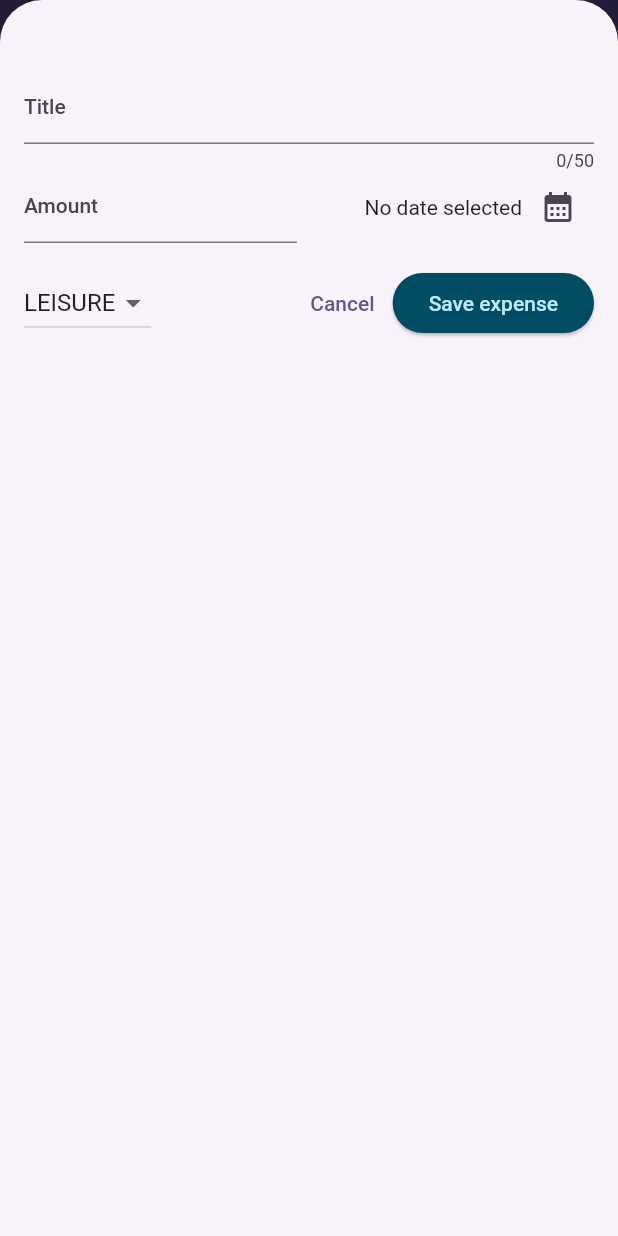
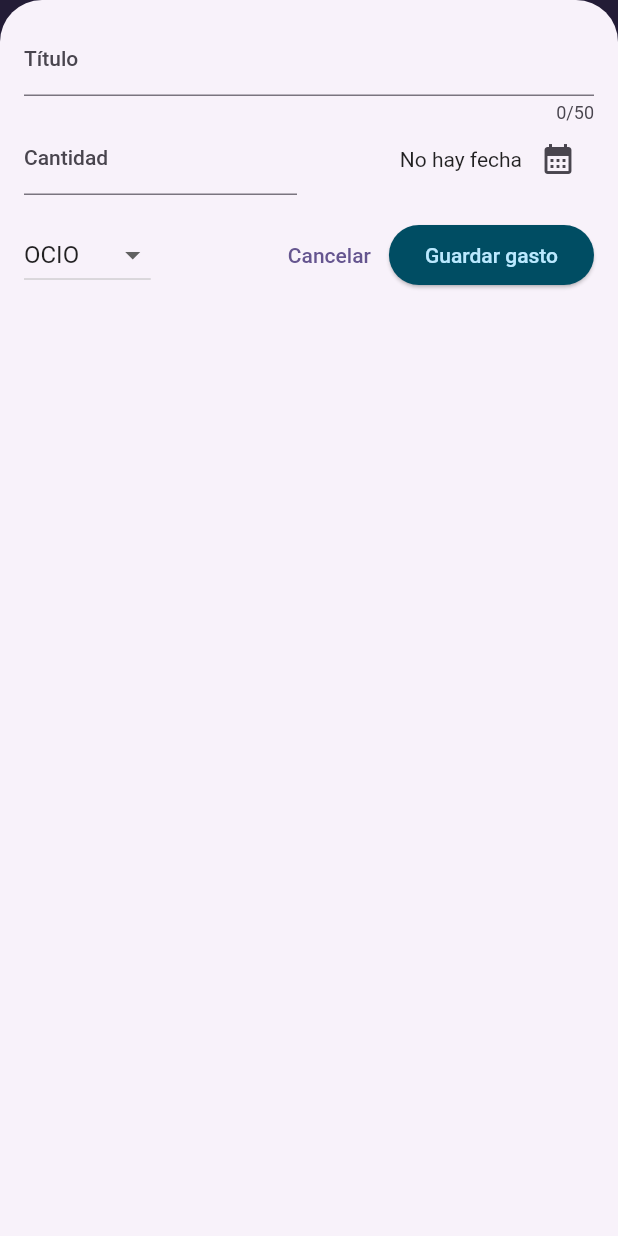
Before and after one commit to gestionarlaweb/Expenses, a Flutter app: the screen it shows after launch, after a tap on the "add" icon, on a phone screen of 412 x 824 dp. Run offline on Flutter 3.47's test engine with Material 2 defaults, Android fonts, the phone set to English and light mode, and no system bars.

Commit message:
Mejoras finales

```diff
--- a/lib/main.dart
+++ b/lib/main.dart
@@ -1,4 +1,6 @@
 import 'package:flutter/material.dart';
+// import 'package:flutter/services.dart';
+
 import 'widgets/expenses.dart';
 
 var kColorScheme = ColorScheme.fromSeed(
@@ -11,8 +13,13 @@ var kDarkColorScheme = ColorScheme.fromSeed(
 );
 
 void main() {
+  // WidgetsFlutterBinding.ensureInitialized();
+  // SystemChrome.setPreferredOrientations([
+  //   DeviceOrientation.portraitUp,
+  // ]).then((fn) {
   runApp(
     MaterialApp(
+      debugShowCheckedModeBanner: false,
       darkTheme: ThemeData.dark().copyWith(
         useMaterial3: true,
         colorScheme: kDarkColorScheme,
@@ -56,4 +63,5 @@ void main() {
       home: const Expenses(),
     ),
   );
+  // });
 }
--- a/lib/models/expense.dart
+++ b/lib/models/expense.dart
@@ -5,13 +5,13 @@ import 'package:intl/intl.dart';
 final formatter = DateFormat.yMMMd();
 const uuid = Uuid();
 
-enum Category { food, travel, leisure, work }
+enum Category { comida, varios, ocio, casa }
 
 const categoryIcons = {
-  Category.food: Icons.lunch_dining,
-  Category.travel: Icons.flight_takeoff,
-  Category.leisure: Icons.movie,
-  Category.work: Icons.work,
+  Category.comida: Icons.lunch_dining,
+  Category.varios: Icons.badge,
+  Category.ocio: Icons.movie,
+  Category.casa: Icons.work,
 };
 
 class Expense {
--- a/lib/widgets/chart/chart.dart
+++ b/lib/widgets/chart/chart.dart
@@ -10,10 +10,10 @@ class Chart extends StatelessWidget {
 
   List<ExpenseBucket> get buckets {
     return [
-      ExpenseBucket.forCategory(expenses, Category.food),
-      ExpenseBucket.forCategory(expenses, Category.leisure),
-      ExpenseBucket.forCategory(expenses, Category.travel),
-      ExpenseBucket.forCategory(expenses, Category.work),
+      ExpenseBucket.forCategory(expenses, Category.comida),
+      ExpenseBucket.forCategory(expenses, Category.varios),
+      ExpenseBucket.forCategory(expenses, Category.ocio),
+      ExpenseBucket.forCategory(expenses, Category.casa),
     ];
   }
 
--- a/lib/widgets/expenses.dart
+++ b/lib/widgets/expenses.dart
@@ -15,27 +15,28 @@ class Expenses extends StatefulWidget {
 class _ExpensesState extends State<Expenses> {
   final List<Expense> _registeredExpenses = [
     Expense(
-      title: 'Curs Flutter',
-      amount: 19.99,
+      title: 'Casa',
+      amount: 100.00,
       date: DateTime.now(),
-      category: Category.work,
+      category: Category.casa,
     ),
     Expense(
-      title: 'Cine',
-      amount: 12.00,
+      title: 'Ocio',
+      amount: 100.00,
       date: DateTime.now(),
-      category: Category.leisure,
+      category: Category.ocio,
     ),
     Expense(
-      title: 'Menjar',
-      amount: 119.99,
+      title: 'Alimentación',
+      amount: 800.00,
       date: DateTime.now(),
-      category: Category.food,
+      category: Category.comida,
     ),
   ];
 
   void _openAddExpenseOverlay() {
     showModalBottomSheet(
+      useSafeArea: true, // Impotant perque no agafi l'area de la cámara
       isScrollControlled: true,
       context: context,
       builder: (ctx) => NewExpense(onAddExpense: _addExpense),
@@ -73,8 +74,13 @@ class _ExpensesState extends State<Expenses> {
 
   @override
   Widget build(BuildContext context) {
+    // print(MediaQuery.of(context).size.width); // vertical  392.72727272727275   - horizontal 801
+    // print(MediaQuery.of(context).size.height); // vertical  826.9090909090909   - horizontal 368
+
+    final width = MediaQuery.of(context).size.width;
+
     Widget mainContent = const Center(
-      child: Text('No hay gastos. Crea una lista de gastos !'),
+      child: Text('No hay gastos !'),
     );
 
     if (_registeredExpenses.isNotEmpty) {
@@ -94,14 +100,23 @@ class _ExpensesState extends State<Expenses> {
           ),
         ],
       ),
-      body: Column(
+      body: width < 600
+        ? Column(
             children: [
               Chart(expenses: _registeredExpenses),
               Expanded(
                 child: mainContent,
               ),
             ],
+          )
+        : Row(children: [
+            Expanded(
+              child: Chart(expenses: _registeredExpenses),
             ),
+            Expanded(
+              child: mainContent,
+            ),
+          ]),
     );
   }
 }
--- a/lib/widgets/new_expense.dart
+++ b/lib/widgets/new_expense.dart
@@ -1,3 +1,6 @@
+import 'dart:io';
+
+import 'package:flutter/cupertino.dart';
 import 'package:flutter/material.dart';
 import 'package:expense_tracker/models/expense.dart';
 
@@ -14,7 +17,7 @@ class _NewExpenseState extends State<NewExpense> {
   final _titleController = TextEditingController();
   final _amountController = TextEditingController();
   DateTime? _selectedDate;
-  Category _selectedCategory = Category.leisure;
+  Category _selectedCategory = Category.ocio;
 
   void _presentDatePicker() async {
     final now = DateTime.now();
@@ -31,13 +34,25 @@ class _NewExpenseState extends State<NewExpense> {
     });
   }
 
-  void _submitExpenseData() {
-    final enteredAmount = double.tryParse(_amountController.text);
-    final amountIsValid = enteredAmount == null || enteredAmount <= 0;
-    if (_titleController.text.trim().isEmpty ||
-        amountIsValid ||
-        _selectedDate == null) {
-      // error message
+  void _showDialog() {
+    // Saber si es plataforma iOS
+    if(Platform.isIOS){
+      showCupertinoDialog(
+        context: context,
+        builder: (ctx) => CupertinoAlertDialog(
+        title: const Text('Error de entrada datos'),
+        content: const Text('Formato invalido o faltan datos !'),
+        actions: [
+          TextButton(
+            onPressed: () {
+              Navigator.pop(ctx);
+            },
+            child: const Text('Perfecto !'),
+          ),
+        ],
+      ));
+    }
+    else {
       showDialog(
         context: context,
         builder: (ctx) => AlertDialog(
@@ -48,11 +63,23 @@ class _NewExpenseState extends State<NewExpense> {
               onPressed: () {
                 Navigator.pop(ctx);
               },
-              child: const Text('Okay'),
+              child: const Text('Perfecto !'),
             ),
           ],
         ),
       );
+    }
+  }
+
+  void _submitExpenseData() {
+    final enteredAmount = double.tryParse(_amountController.text);
+    final amountIsValid = enteredAmount == null || enteredAmount <= 0;
+    if (_titleController.text.trim().isEmpty ||
+        amountIsValid ||
+        _selectedDate == null) {
+      // error message
+      _showDialog();
+
       return;
     }
     widget.onAddExpense(
@@ -76,17 +103,96 @@ class _NewExpenseState extends State<NewExpense> {
 
   @override
   Widget build(BuildContext context) {
-    return Padding(
-      padding: const EdgeInsets.fromLTRB(16, 48, 16, 16),
+    final keyboardSpace = MediaQuery.of(context).viewInsets.bottom;
+    return LayoutBuilder(builder: (ctx, constraints) {
+      final width = constraints.maxWidth;
+
+      return SizedBox(
+        height: double.infinity,
+        child: SingleChildScrollView(
+          child: Padding(
+            padding: EdgeInsets.fromLTRB(16, 16, 16, keyboardSpace + 16),
             child: Column(
               children: [
+                if (width >= 600)
+                  Row(
+                    crossAxisAlignment: CrossAxisAlignment.start,
+                    children: [
+                      Expanded(
+                        child: TextField(
+                          controller: _titleController,
+                          maxLength: 50,
+                          decoration: const InputDecoration(
+                            label: Text('Título'),
+                          ),
+                        ),
+                      ),
+                      const SizedBox(width: 24),
+                      Expanded(
+                        child: TextField(
+                          controller: _amountController,
+                          keyboardType: TextInputType.number,
+                          decoration: const InputDecoration(
+                            prefixText: '\€ ',
+                            label: Text('Cantidad'),
+                          ),
+                        ),
+                      ),
+                    ],
+                  )
+                else
                   TextField(
                     controller: _titleController,
                     maxLength: 50,
                     decoration: const InputDecoration(
-              label: Text('Title'),
+                      label: Text('Título'),
                     ),
                   ),
+                if (width >= 600)
+                  Row(children: [
+                    DropdownButton(
+                      value: _selectedCategory,
+                      items: Category.values
+                          .map(
+                            (category) => DropdownMenuItem(
+                              value: category,
+                              child: Text(
+                                category.name.toUpperCase(),
+                              ),
+                            ),
+                          )
+                          .toList(),
+                      onChanged: (value) {
+                        if (value == null) {
+                          return;
+                        }
+                        setState(() {
+                          _selectedCategory = value;
+                        });
+                      },
+                    ),
+                    const SizedBox(width: 24),
+                    Expanded(
+                      child: Row(
+                        mainAxisAlignment: MainAxisAlignment.end,
+                        crossAxisAlignment: CrossAxisAlignment.center,
+                        children: [
+                          Text(
+                            _selectedDate == null
+                                ? 'No hay fecha'
+                                : formatter.format(_selectedDate!),
+                          ),
+                          IconButton(
+                            onPressed: _presentDatePicker,
+                            icon: const Icon(
+                              Icons.calendar_month,
+                            ),
+                          ),
+                        ],
+                      ),
+                    ),
+                  ])
+                else
                   Row(
                     children: [
                       Expanded(
@@ -95,7 +201,7 @@ class _NewExpenseState extends State<NewExpense> {
                           keyboardType: TextInputType.number,
                           decoration: const InputDecoration(
                             prefixText: '\€ ',
-                    label: Text('Amount'),
+                            label: Text('Cantidad'),
                           ),
                         ),
                       ),
@@ -107,7 +213,7 @@ class _NewExpenseState extends State<NewExpense> {
                           children: [
                             Text(
                               _selectedDate == null
-                          ? 'No date selected'
+                                  ? 'No hay fecha'
                                   : formatter.format(_selectedDate!),
                             ),
                             IconButton(
@@ -122,6 +228,23 @@ class _NewExpenseState extends State<NewExpense> {
                     ],
                   ),
                 const SizedBox(height: 16),
+                if (width >= 600)
+                  Row(
+                    children: [
+                      const Spacer(),
+                      TextButton(
+                        onPressed: () {
+                          Navigator.pop(context);
+                        },
+                        child: Text('Cancelar'),
+                      ),
+                      ElevatedButton(
+                        onPressed: _submitExpenseData,
+                        child: const Text('Guardar gasto'),
+                      ),
+                    ],
+                  )
+                else
                   Row(
                     children: [
                       DropdownButton(
@@ -150,16 +273,19 @@ class _NewExpenseState extends State<NewExpense> {
                         onPressed: () {
                           Navigator.pop(context);
                         },
-                child: Text('Cancel'),
+                        child: Text('Cancelar'),
                       ),
                       ElevatedButton(
                         onPressed: _submitExpenseData,
-                child: const Text('Save expense'),
+                        child: const Text('Guardar gasto'),
                       ),
                     ],
                   ),
               ],
             ),
+          ),
+        ),
       );
+    });
   }
 }
```
Lines whose indentation alone changed are shown as unchanged.
